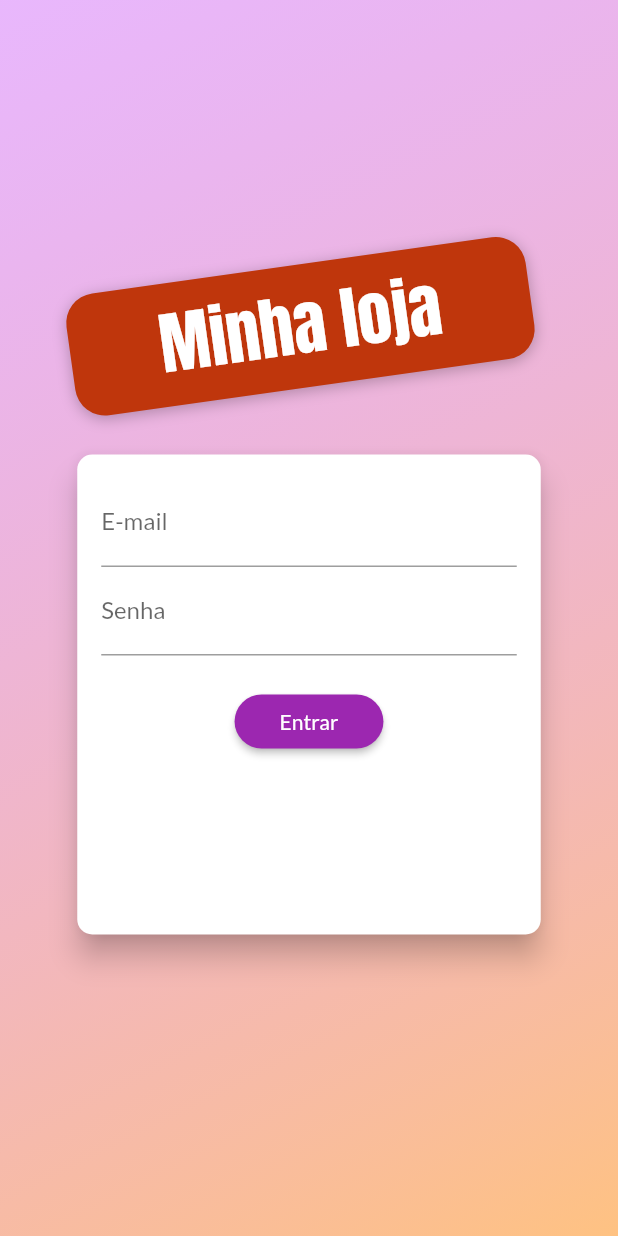
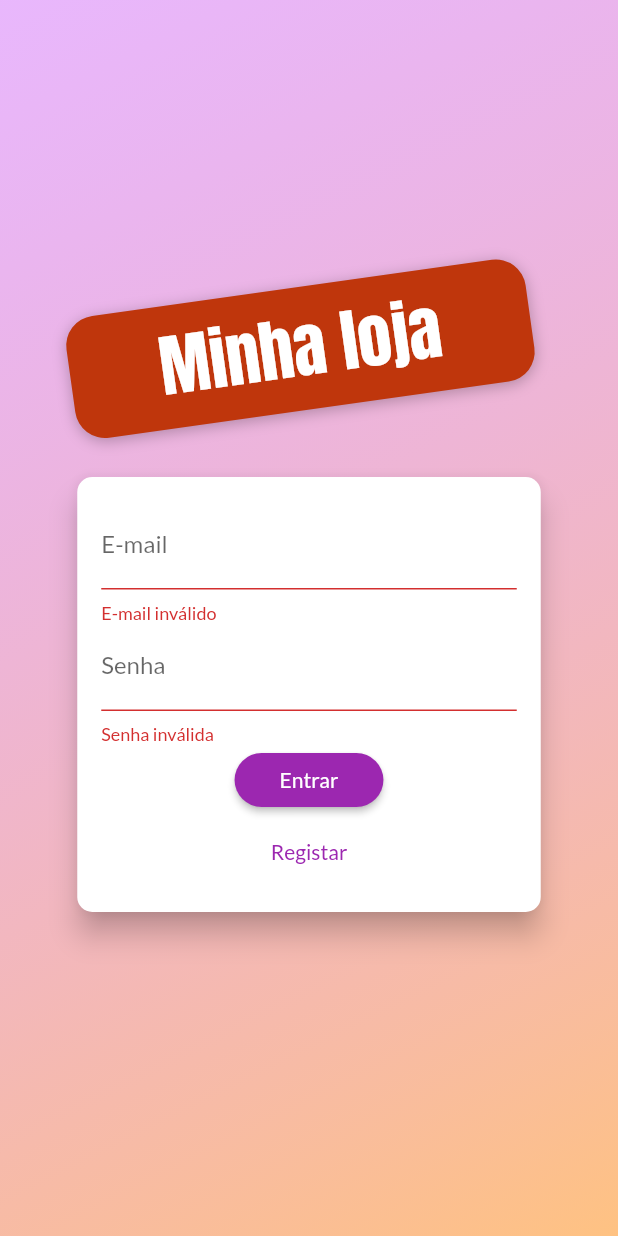
Before and after one commit to ranielison/Cod3r-Shop, a Flutter app: the screen it shows after launch, after a tap on "Entrar", on a phone screen of 412 x 824 dp. Run offline on Flutter 3.47's test engine with Material 2 defaults, Android fonts, the phone set to English and light mode, and no system bars; network calls fail.

```diff
--- /dev/null
+++ b/lib/exceptions/auth_exception.dart
@@ -0,0 +1,20 @@
+class AuthException implements Exception {
+  static const Map<String, String> errors = {
+    "EMAIL_EXISTS": "E-mail existe!",
+    "OPERATION_NOT_ALLOWED": "Operação não permitida!",
+    "TOO_MANY_ATTEMPTS_TRY_LATER": "Tente mais tarde!",
+    "EMAIL_NOT_FOUND": "E-mail não encontrado!",
+    "INVALID_PASSWORD": "Senha inválida!",
+    "USER_DISABLED": "Usuário desativado!",
+  };
+
+  final String key;
+
+  const AuthException(this.key);
+
+  @override
+  String toString() {
+    print(key);
+    return errors[key] ?? 'Ocorreu um erro inesperado.';
+  }
+}
--- a/lib/main.dart
+++ b/lib/main.dart
@@ -1,9 +1,11 @@
 import 'package:flutter/material.dart';
 import 'package:provider/provider.dart';
+import 'package:shop/providers/auth.dart';
 import 'package:shop/providers/cart.dart';
 import 'package:shop/providers/orders.dart';
 import 'package:shop/providers/products.dart';
 import 'package:shop/utils/app_routes.dart';
+import 'package:shop/views/auth_home.dart';
 import 'package:shop/views/auth_screen.dart';
 import 'package:shop/views/cart_screen.dart';
 import 'package:shop/views/orders_screen.dart';
@@ -27,6 +29,9 @@ class MyApp extends StatelessWidget {
         ),
         ChangeNotifierProvider(
           create: (_) => Orders(),
+        ),
+        ChangeNotifierProvider(
+          create: (_) => Auth(),
         )
       ],
       child: MaterialApp(
@@ -37,7 +42,7 @@ class MyApp extends StatelessWidget {
           fontFamily: 'Lato',
         ),
         debugShowCheckedModeBanner: false,
-        home: AuthScreen(),
+        home: AuthOrhomeScreen(),
         routes: {
           AppRoutes.HOME: (ctx) => ProductOverviewScreen(),
           AppRoutes.PRODUCT_DETAIL: (ctx) => ProductDetailScreen(),
--- /dev/null
+++ b/lib/providers/auth.dart
@@ -0,0 +1,71 @@
+import 'dart:convert';
+
+import 'package:flutter/material.dart';
+import 'package:http/http.dart' as http;
+import 'package:shop/exceptions/auth_exception.dart';
+
+class Auth with ChangeNotifier {
+  String _token;
+  DateTime _expiresIn;
+
+  bool get isAuth {
+    return token != null;
+  }
+
+  String get token {
+    if (_token != null &&
+        _expiresIn != null &&
+        _expiresIn.isAfter(DateTime.now())) {
+      return _token;
+    } else {
+      return null;
+    }
+  }
+
+  Future<void> _authenticate({
+    String email,
+    String senha,
+    String segmentUrl,
+  }) async {
+    final response = await http.post(
+      'https://identitytoolkit.googleapis.com/v1/accounts:$segmentUrl?key=AIzaSyC_sgI4Z5CySy8qZXqkiTKJpdA_mL1dRH0',
+      body: json.encode({
+        'email': email,
+        'password': senha,
+        'returnSecureToken': true,
+      }),
+    );
+
+    final responseBody = json.decode(response.body);
+
+    if (response.statusCode >= 400) {
+      throw AuthException(responseBody['error']['message']);
+    } else {
+      _token = responseBody['idToken'];
+      _expiresIn = DateTime.now().add(
+        Duration(
+          seconds: int.parse(responseBody['expiresIn']),
+        ),
+      );
+      notifyListeners();
+    }
+
+    return Future.value();
+  }
+
+  Future<void> signup(String email, String password) async {
+    await _authenticate(
+      email: email,
+      senha: password,
+      segmentUrl: 'signUp',
+    );
+  }
+
+  Future<void> login(String email, String password) async {
+    await _authenticate(
+      email: email,
+      senha: password,
+      segmentUrl: 'signInWithPassword',
+    );
+  }
+}
--- /dev/null
+++ b/lib/views/auth_home.dart
@@ -0,0 +1,14 @@
+import 'package:flutter/material.dart';
+import 'package:provider/provider.dart';
+import 'package:shop/providers/auth.dart';
+import 'package:shop/views/auth_screen.dart';
+import 'package:shop/views/products_overview_screen.dart';
+
+class AuthOrhomeScreen extends StatelessWidget {
+  @override
+  Widget build(BuildContext context) {
+    Auth auth = Provider.of<Auth>(context);
+
+    return auth.isAuth ? ProductOverviewScreen() : AuthScreen();
+  }
+}
--- a/lib/widgets/auth_card.dart
+++ b/lib/widgets/auth_card.dart
@@ -1,4 +1,7 @@
 import 'package:flutter/material.dart';
+import 'package:provider/provider.dart';
+import 'package:shop/exceptions/auth_exception.dart';
+import 'package:shop/providers/auth.dart';
 
 enum AuthMode {
   Signup,
@@ -11,7 +14,9 @@ class AuthCard extends StatefulWidget {
 }
 
 class _AuthCardState extends State<AuthCard> {
+  final _formKey = GlobalKey<FormState>();
   final _senhaController = TextEditingController();
+  bool _isLoading = false;
 
   AuthMode _authMode = AuthMode.Login;
 
@@ -20,7 +25,57 @@ class _AuthCardState extends State<AuthCard> {
     'pass': '',
   };
 
-  void _submit() {}
+  Future<void> _submit() async {
+    final scaffold = Scaffold.of(context);
+
+    if (_formKey.currentState.validate()) {
+      Auth auth = Provider.of<Auth>(context, listen: false);
+
+      setState(() {
+        _isLoading = true;
+      });
+
+      _formKey.currentState.save();
+
+      try {
+        if (_authMode == AuthMode.Login) {
+          //Login
+          await auth.login(
+            _authData['email'],
+            _authData['pass'],
+          );
+        } else {
+          //Cadastro
+          await auth.signup(
+            _authData['email'],
+            _authData['pass'],
+          );
+        }
+      } on AuthException catch (erro) {
+        scaffold.showSnackBar(
+          SnackBar(
+            content: Text(
+              erro.toString(),
+            ),
+          ),
+        );
+      }
+
+      setState(() {
+        _isLoading = false;
+      });
+    }
+  }
+
+  void _switchMode() {
+    setState(() {
+      if (_authMode == AuthMode.Login) {
+        _authMode = AuthMode.Signup;
+      } else {
+        _authMode = AuthMode.Login;
+      }
+    });
+  }
 
   @override
   Widget build(BuildContext context) {
@@ -32,10 +87,11 @@ class _AuthCardState extends State<AuthCard> {
         borderRadius: BorderRadius.circular(10),
       ),
       child: Container(
-        height: 320,
+        height: _authMode == AuthMode.Login ? 290 : 371,
         width: size.width * .75,
         padding: const EdgeInsets.all(16),
         child: Form(
+          key: _formKey,
           child: Column(
             children: [
               TextFormField(
@@ -63,11 +119,10 @@ class _AuthCardState extends State<AuthCard> {
                   }
                   return null;
                 },
-                onSaved: (value) => _authData['senha'] = value,
+                onSaved: (value) => _authData['pass'] = value,
               ),
               if (_authMode == AuthMode.Signup)
                 TextFormField(
-                  controller: _senhaController,
                   decoration: InputDecoration(
                     labelText: 'Confirmação',
                   ),
@@ -80,10 +135,11 @@ class _AuthCardState extends State<AuthCard> {
                           }
                           return null;
                         },
-                  onSaved: (value) => _authData['senha'] = value,
                 ),
-              SizedBox(height: 20),
-              RaisedButton(
+              Spacer(),
+              Visibility(
+                visible: !_isLoading,
+                child: RaisedButton(
                   shape: RoundedRectangleBorder(
                     borderRadius: BorderRadius.circular(30),
                   ),
@@ -97,6 +153,15 @@ class _AuthCardState extends State<AuthCard> {
                     _authMode == AuthMode.Login ? 'Entrar' : 'Registar',
                   ),
                   onPressed: _submit,
+                ),
+                replacement: CircularProgressIndicator(),
+              ),
+              FlatButton(
+                onPressed: _switchMode,
+                textColor: Theme.of(context).primaryColor,
+                child: Text(
+                  _authMode == AuthMode.Login ? 'Registar' : 'Entrar',
+                ),
               )
             ],
           ),
```
Lines whose indentation alone changed are shown as unchanged.
